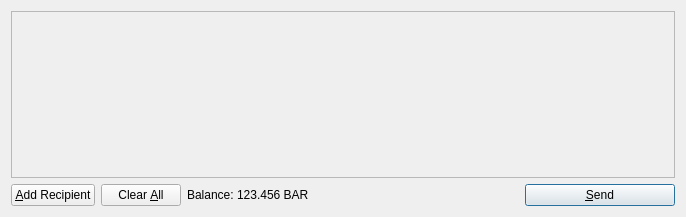
Old version of the form src/qt/forms/sendcoinsdialog.ui in the repository PsycheDox/CalCoin.
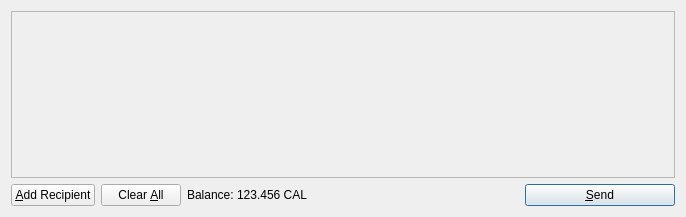
New version of the form. Icons and pictures are not drawn.

```diff
--- a/src/qt/forms/sendcoinsdialog.ui
+++ b/src/qt/forms/sendcoinsdialog.ui
@@ -119,7 +119,7 @@
           <cursorShape>IBeamCursor</cursorShape>
          </property>
          <property name="text">
-          <string>123.456 BAR</string>
+          <string>123.456 CAL</string>
          </property>
          <property name="textInteractionFlags">
           <set>Qt::LinksAccessibleByMouse|Qt::TextSelectableByKeyboard|Qt::TextSelectableByMouse</set>
```
